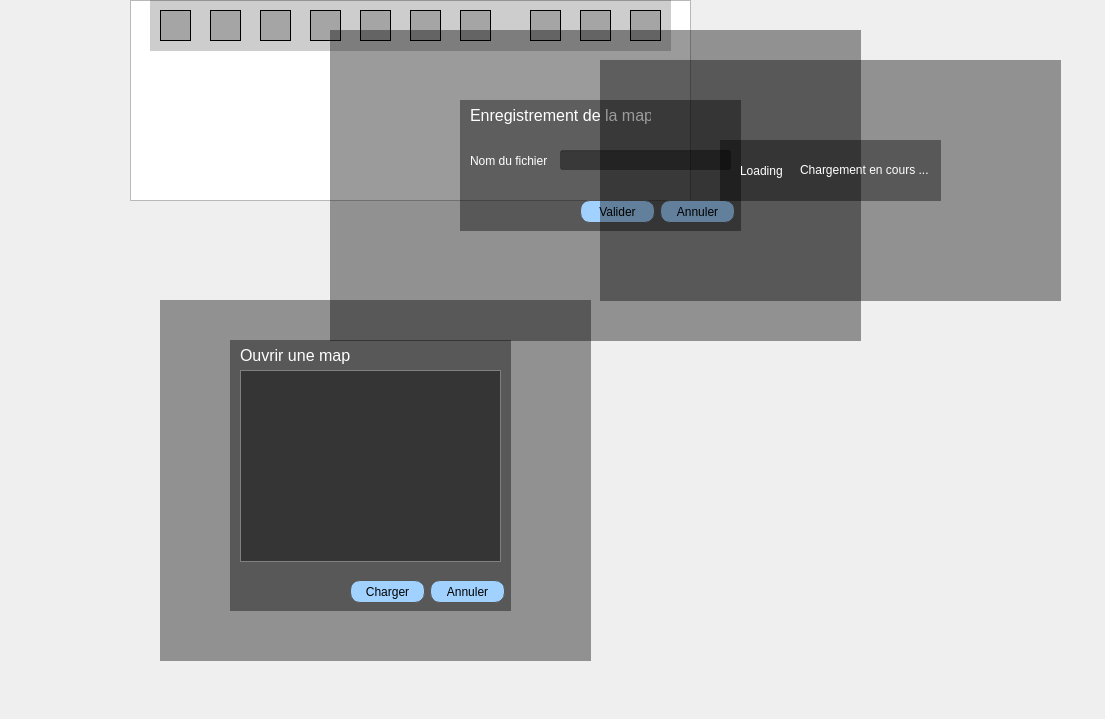
PoxProject/Cubipix, file mapeditor.ui: the form before one commit.
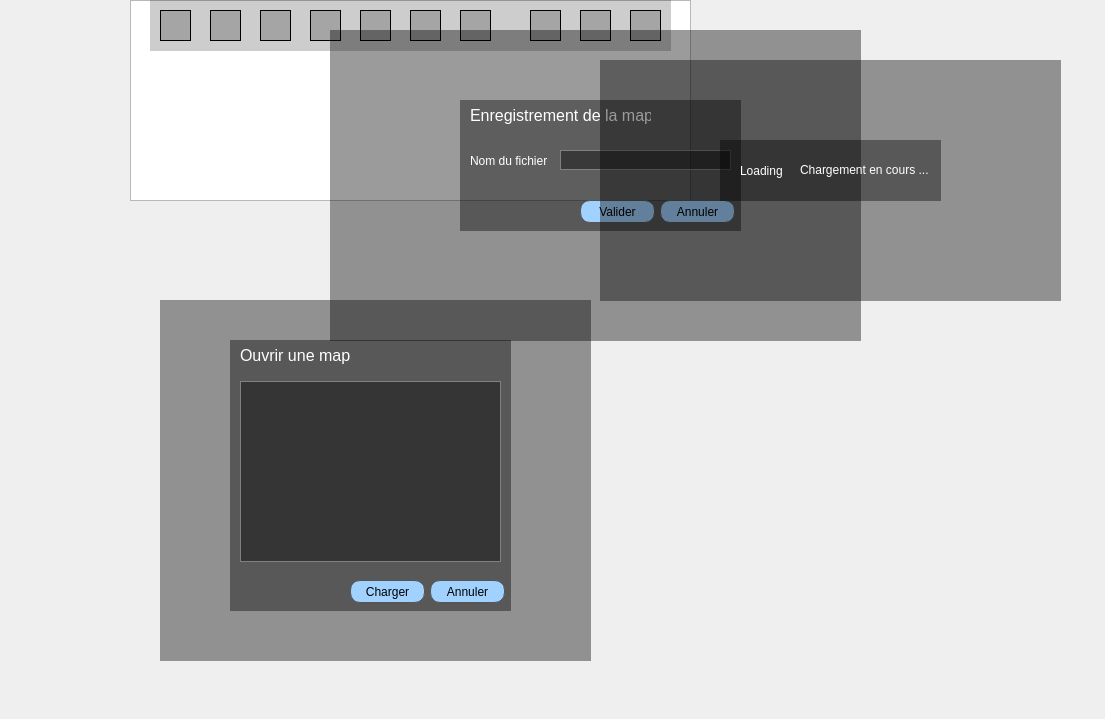
The form after the commit. Icons and pictures are not drawn.

```diff
--- a/mapeditor.ui
+++ b/mapeditor.ui
@@ -439,6 +439,11 @@
 	background-color: rgba(0, 0, 0, 0);
 }
 
+QLineEdit {
+	color: white;
+	border: 1px solid gray;
+}
+
 QPushButton {
 	border: 1px solid rgb(85, 85, 85);
 	border-radius: 10px;
@@ -604,9 +609,6 @@
      <string notr="true">QWidget {
 	background-color: rgba(0, 0, 0, 100);
 }
-QWidget {
-	background-color: rgba(0, 0, 0, 100);
-}
 
 QPushButton {
 	border: 1px solid rgb(85, 85, 85);
@@ -667,9 +669,9 @@
       <property name="geometry">
        <rect>
         <x>10</x>
-        <y>30</y>
+        <y>41</y>
         <width>261</width>
-        <height>192</height>
+        <height>181</height>
        </rect>
       </property>
       <property name="styleSheet">
```
